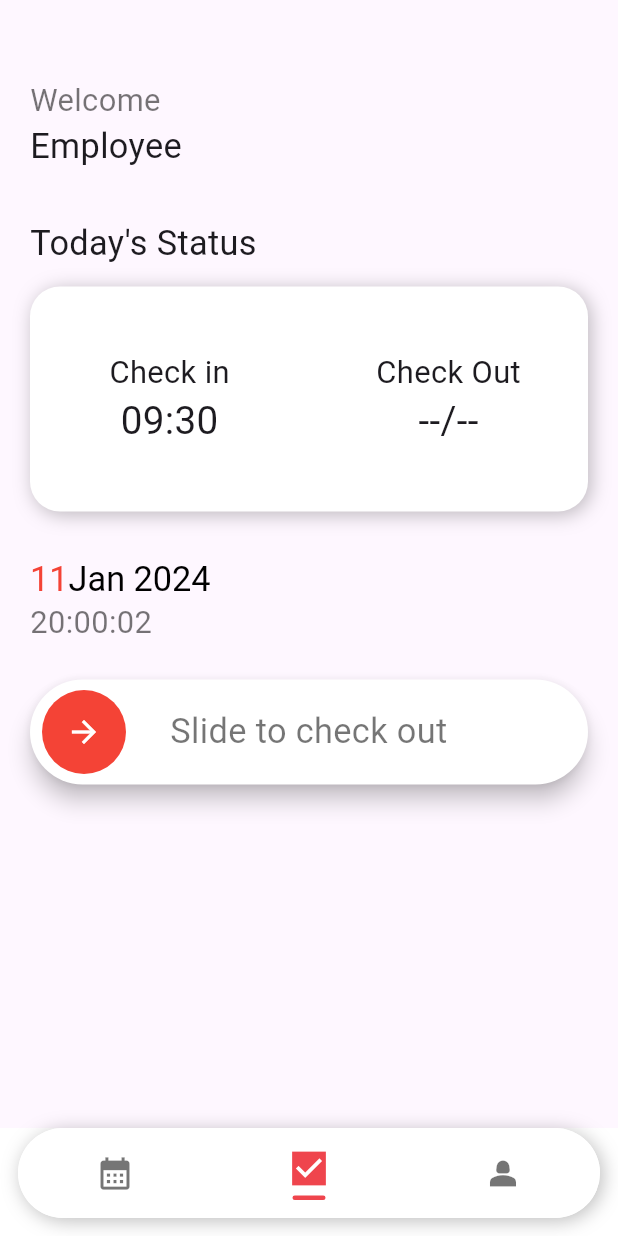
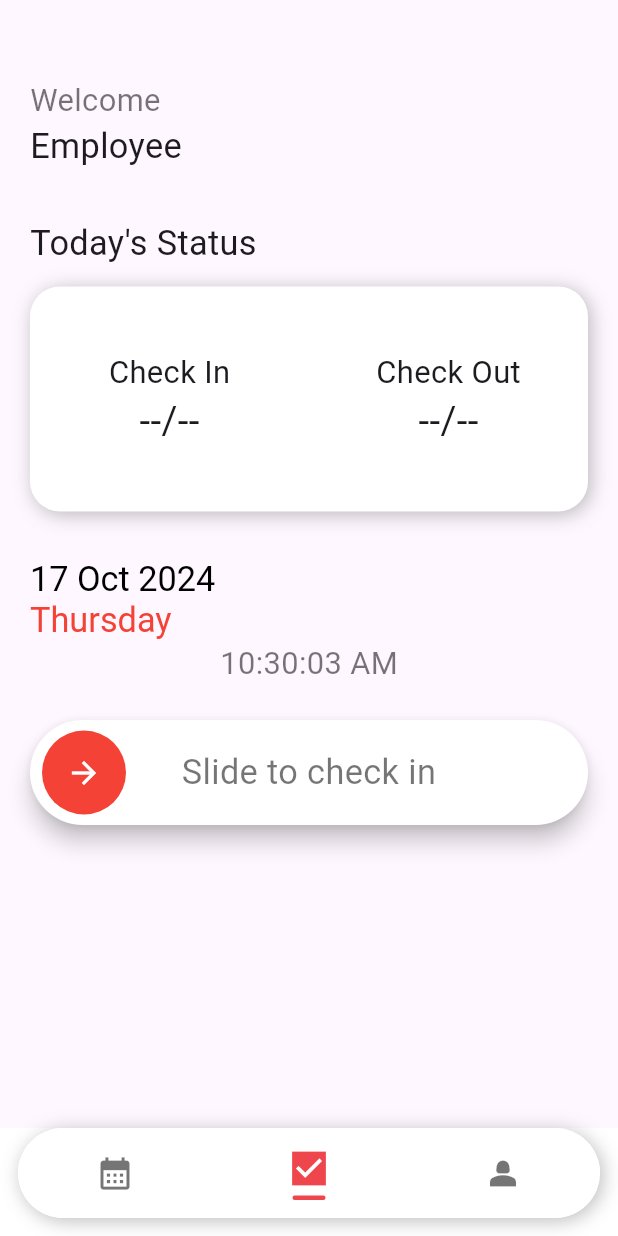
Before and after one commit to surajgujarathi/attendance_app, a Flutter app: the HomeScreen screen opened directly, item 2 of the bottom bar chosen, on a phone screen of 412 x 824 dp. Run offline on Flutter 3.47's test engine with Material 3 defaults, Android fonts, the phone set to English and light mode, and no system bars; drawn by our look-alikes of slide_to_act; our stand-ins replace cloud_firestore, firebase_core, flutter_keyboard_visibility, shared_preferences; accounts and stored records are empty.

Commit message:
added check in and checkout function

```diff
--- a/lib/homescreen.dart
+++ b/lib/homescreen.dart
@@ -15,7 +15,7 @@ class _HomeScreenState extends State<HomeScreen> {
   double screenHeight = 0;
   double screenWidth = 0;
 
-  int currentIndex = 0;
+  int currentIndex = 1;
   Color primary = const Color(0xffeef444c);
   List<IconData> naviagationIcons = [
     Icons.calendar_month,
--- a/lib/main.dart
+++ b/lib/main.dart
@@ -1,5 +1,6 @@
 import 'package:attendance_app/homescreen.dart';
 import 'package:attendance_app/loginscreen.dart';
+import 'package:attendance_app/model/user.dart';
 import 'package:flutter/material.dart';
 import 'package:firebase_core/firebase_core.dart';
 import 'package:flutter_keyboard_visibility/flutter_keyboard_visibility.dart';
@@ -68,6 +69,7 @@ class _AuthCheckState extends State<AuthCheck> {
     try {
       if (sharedPreferences.getString('EmployeeId') != null) {
         setState(() {
+          User.username = sharedPreferences.getString('EmployeeId')!;
           useravailable = true;
         });
       }
--- /dev/null
+++ b/lib/model/user.dart
@@ -0,0 +1,3 @@
+class User {
+  static String username = '';
+}
--- a/lib/todays_screen.dart
+++ b/lib/todays_screen.dart
@@ -1,6 +1,8 @@
+import 'package:attendance_app/model/user.dart';
+import 'package:cloud_firestore/cloud_firestore.dart';
 import 'package:flutter/cupertino.dart';
 import 'package:flutter/material.dart';
-import 'package:flutter/widgets.dart';
+import 'package:intl/intl.dart';
 import 'package:slide_to_act/slide_to_act.dart';
 
 class TodaysScreen extends StatefulWidget {
@@ -11,13 +13,122 @@ class TodaysScreen extends StatefulWidget {
 }
 
 class _TodaysScreenState extends State<TodaysScreen> {
+  final String currentDate = DateFormat('dd MMM yyyy').format(DateTime.now());
   double screenHeight = 0;
   double screenWidth = 0;
+
+  String checkIn = "--/--";
+  String checkout = "--/--";
+
+  @override
+  void initState() {
+    super.initState();
+    _getRecord();
+  }
+
+  Future<void> _getRecord() async {
+    try {
+      QuerySnapshot snap = await FirebaseFirestore.instance
+          .collection('Employee')
+          .where('id', isEqualTo: User.username)
+          .get();
+
+      if (snap.docs.isNotEmpty) {
+        final employeeDocId = snap.docs[0].id;
+        DocumentSnapshot recordSnap = await FirebaseFirestore.instance
+            .collection('Employee')
+            .doc(employeeDocId)
+            .collection('Record')
+            .doc(currentDate)
+            .get();
+        final data = recordSnap.data() as Map<String, dynamic>?;
+        setState(() {
+          checkIn = data?['checkIn'] ?? "--/--";
+          checkout = data?['checkout'] ?? "--/--";
+        });
+      }
+    } catch (e) {
+      print("Error fetching record: $e");
+      setState(() {
+        checkIn = "--/--";
+        checkout = "--/--";
+      });
+    }
+    print('Check In: $checkIn');
+    print('Check Out: $checkout');
+  }
+
+  Future<void> _handleSlideAction() async {
+    final currentTime = DateFormat('hh:mm').format(DateTime.now());
+
+    try {
+      QuerySnapshot snap = await FirebaseFirestore.instance
+          .collection('Employee')
+          .where('id', isEqualTo: User.username)
+          .get();
+
+      if (snap.docs.isEmpty) {
+        print("No employee found");
+        return;
+      }
+
+      final employeeDocId = snap.docs[0].id;
+      DocumentSnapshot recordSnap = await FirebaseFirestore.instance
+          .collection('Employee')
+          .doc(employeeDocId)
+          .collection('Record')
+          .doc(currentDate)
+          .get();
+
+      if (recordSnap.exists) {
+        final data = recordSnap.data() as Map<String, dynamic>?;
+
+        if (data != null) {
+          if (data['checkIn'] != null) {
+            await FirebaseFirestore.instance
+                .collection('Employee')
+                .doc(employeeDocId)
+                .collection('Record')
+                .doc(currentDate)
+                .update({'checkout': currentTime});
+            setState(() {
+              checkout = currentTime;
+            });
+          } else {
+            // If checkIn doesn't exist, set it
+            await FirebaseFirestore.instance
+                .collection('Employee')
+                .doc(employeeDocId)
+                .collection('Record')
+                .doc(currentDate)
+                .update({'checkIn': currentTime});
+            setState(() {
+              checkIn = currentTime;
+            });
+          }
+        }
+      } else {
+        // Create the record if it doesn't exist
+        await FirebaseFirestore.instance
+            .collection('Employee')
+            .doc(employeeDocId)
+            .collection('Record')
+            .doc(currentDate)
+            .set({'checkIn': currentTime});
+        setState(() {
+          checkIn = currentTime;
+        });
+      }
+    } catch (e) {
+      print("Error during slide action: $e");
+      // Consider showing a snackbar or dialog to inform the user
+    }
+  }
 
   @override
   Widget build(BuildContext context) {
     screenWidth = MediaQuery.of(context).size.width;
-    screenHeight = MediaQuery.of(context).size.height;
+
     return Scaffold(
       body: SingleChildScrollView(
         padding: const EdgeInsets.all(20),
@@ -28,14 +139,14 @@ class _TodaysScreenState extends State<TodaysScreen> {
               margin: const EdgeInsets.only(top: 32),
               child: Text(
                 'Welcome',
-              style:
-                  TextStyle(color: Colors.black54, fontSize: screenWidth / 20),
+                style: TextStyle(
+                    color: Colors.black54, fontSize: screenWidth / 20),
               ),
             ),
             Container(
               alignment: Alignment.centerLeft,
               child: Text(
-              'Employee',
+                'Employee ' + User.username,
                 style: TextStyle(fontSize: screenWidth / 18),
               ),
             ),
@@ -50,7 +161,7 @@ class _TodaysScreenState extends State<TodaysScreen> {
             Container(
               margin: const EdgeInsets.only(top: 12, bottom: 32),
               height: 150,
-            decoration: const BoxDecoration(
+              decoration: BoxDecoration(
                 color: Colors.white,
                 boxShadow: [
                   BoxShadow(
@@ -59,7 +170,8 @@ class _TodaysScreenState extends State<TodaysScreen> {
                     offset: Offset(2, 2),
                   ),
                 ],
-                borderRadius: BorderRadius.all(Radius.circular(20))),
+                borderRadius: BorderRadius.all(Radius.circular(20)),
+              ),
               child: Row(
                 mainAxisAlignment: MainAxisAlignment.center,
                 crossAxisAlignment: CrossAxisAlignment.center,
@@ -70,15 +182,16 @@ class _TodaysScreenState extends State<TodaysScreen> {
                       crossAxisAlignment: CrossAxisAlignment.center,
                       children: [
                         Text(
-                      'Check in',
+                          'Check In',
                           style: TextStyle(fontSize: screenWidth / 20),
                         ),
                         Text(
-                      '09:30',
+                          checkIn,
                           style: TextStyle(fontSize: screenWidth / 16),
-                    )
+                        ),
                       ],
-                )),
+                    ),
+                  ),
                   Expanded(
                     child: Column(
                       mainAxisAlignment: MainAxisAlignment.center,
@@ -89,11 +202,12 @@ class _TodaysScreenState extends State<TodaysScreen> {
                           style: TextStyle(fontSize: screenWidth / 20),
                         ),
                         Text(
-                      '--/--',
+                          checkout,
                           style: TextStyle(fontSize: screenWidth / 16),
-                    )
+                        ),
                       ],
-                ))
+                    ),
+                  ),
                 ],
               ),
             ),
@@ -101,44 +215,58 @@ class _TodaysScreenState extends State<TodaysScreen> {
               alignment: Alignment.centerLeft,
               child: RichText(
                 text: TextSpan(
-                  text: '11',
-                  style:
-                      TextStyle(color: Colors.red, fontSize: screenWidth / 18),
+                  text: DateFormat('dd MMM yyyy').format(DateTime.now()),
+                  style: TextStyle(
+                      color: Colors.black, fontSize: screenWidth / 18),
                   children: [
                     TextSpan(
-                        text: 'Jan 2024',
+                      text: '\n${DateFormat('EEEE').format(DateTime.now())}',
                       style: TextStyle(
-                            fontSize: screenWidth / 18, color: Colors.black))
-                  ]),
+                          color: Colors.red, fontSize: screenWidth / 18),
+                    ),
+                  ],
                 ),
               ),
-          Container(
-            alignment: Alignment.centerLeft,
-            child: Text(
-              '20:00:02',
-              style:
-                  TextStyle(fontSize: screenWidth / 20, color: Colors.black54),
+            ),
+            StreamBuilder(
+              stream: Stream.periodic(Duration(seconds: 1)),
+              builder: (context, snapshot) => Text(
+                DateFormat('hh:mm:ss a').format(DateTime.now()),
+                style: TextStyle(
+                    fontSize: screenWidth / 20, color: Colors.black54),
               ),
             ),
-          Container(
+            checkout == "--/--"
+                ? Container(
                     margin: EdgeInsets.only(top: 24),
-            child: Builder(builder: (context) {
+                    child: Builder(
+                      builder: (context) {
                         final GlobalKey<SlideActionState> key = GlobalKey();
                         return SlideAction(
-                text: 'Slide to check out',
+                          text: checkIn == "--/--"
+                              ? 'Slide to check in'
+                              : 'Slide to check out',
                           textStyle: TextStyle(
-                    color: Colors.black54, fontSize: screenWidth / 18),
+                              color: Colors.black54,
+                              fontSize: screenWidth / 18),
                           outerColor: Colors.white,
                           innerColor: Colors.red,
                           key: key,
-                onSubmit: () {
-                  key.currentState!.reset();
+                          onSubmit: _handleSlideAction,
+                        );
                       },
-              );
-            }),
+                    ),
                   )
+                : Container(
+                    child: Text(
+                      'You have completed this day!',
+                      style: TextStyle(
+                          fontSize: screenWidth / 20, color: Colors.black54),
+                    ),
+                  ),
           ],
         ),
-    ));
+      ),
+    );
   }
 }
--- a/pubspec.yaml
+++ b/pubspec.yaml
@@ -40,6 +40,7 @@ dependencies:
   cloud_firestore: ^5.4.4
   shared_preferences: ^2.3.2
   slide_to_act: ^2.0.2
+  intl: ^0.19.0
 
 dev_dependencies:
   flutter_test:
```
Also changed, not shown: pubspec.lock. Lines whose indentation alone changed are shown as unchanged.
